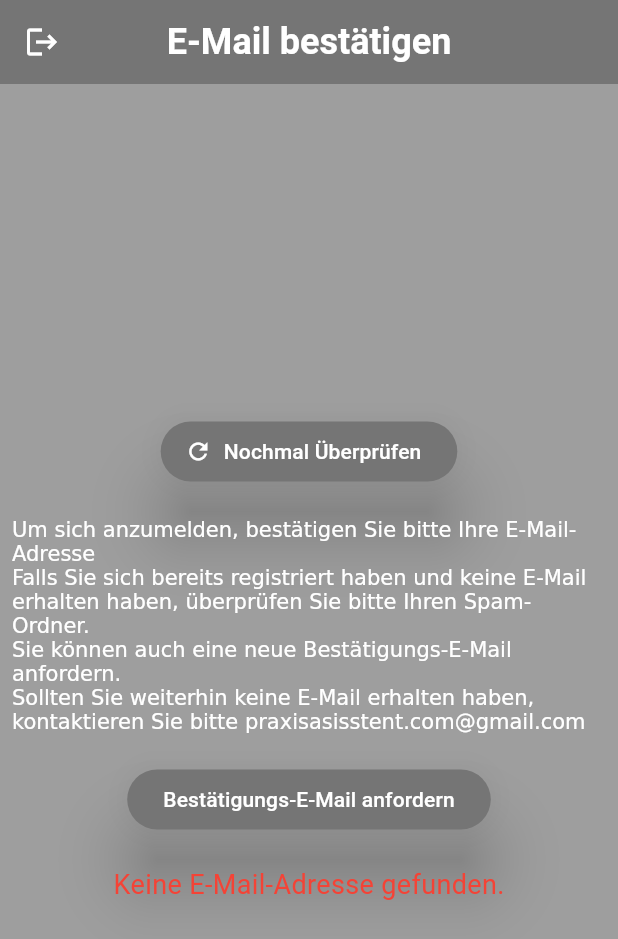
After one commit to ahmad-kalaf/praxisasisstent, a Flutter app: the VerifyEmailWidget screen opened directly, after a tap on "Bestätigungs-E-Mail anfordern", on a phone screen of 412 x 824 dp. The commit adds this screen. Shown: the top 939 px of the screen. Run offline on Flutter 3.47's test engine with Material 3 defaults, Android fonts, the phone set to English and light mode, and no system bars; our stand-ins replace firebase_auth, firebase_core; accounts and stored records are empty.

Commit message:
E-Mail-Bestätigungsfunktion implementiert und VerifyEmailWidget erstellt

```diff
--- /dev/null
+++ b/devtools_options.yaml
@@ -0,0 +1,3 @@
+description: This file stores settings for Dart & Flutter DevTools.
+documentation: https://docs.flutter.dev/tools/devtools/extensions#configure-extension-enablement-states
+extensions:
--- a/lib/services/auth_services.dart
+++ b/lib/services/auth_services.dart
@@ -7,18 +7,17 @@ class AuthServices {
 
   Stream<User?> get authStateChanges => firebaseAuth.userChanges();
 
+  Future<void> sendEmailVerification() async {
+    await currentUser?.sendEmailVerification();
+  }
+
   Future<User?> reloadCurrentUser() async {
     try {
       await currentUser?.reload();
       return currentUser;
     } on FirebaseAuthException {
-      // if (e.code == 'user-disabled' || e.code == 'user-not-found') {
-      //   // Lokale Abmeldung erzwingen
       await signOut();
       return null;
-      // } else {
-      //   rethrow; // andere Fehler weiterwerfen
-      // }
     }
   }
 
--- a/lib/widgets/account_settings_screen.dart
+++ b/lib/widgets/account_settings_screen.dart
@@ -1,8 +1,6 @@
-import 'package:firebase_auth/firebase_auth.dart';
 import 'package:flutter/material.dart';
 import 'package:flutter/services.dart';
 import 'package:praxisassistent/services/auth_services.dart';
-import 'package:praxisassistent/sub_widgets/confirm_password_dialog.dart';
 import 'package:praxisassistent/sub_widgets/sign_out_button.dart';
 import 'package:praxisassistent/utils/constants.dart';
 import 'package:provider/provider.dart';
@@ -15,7 +13,6 @@ class AccountSettingsScreen extends StatefulWidget {
 }
 
 class _AccountSettingsScreenState extends State<AccountSettingsScreen> {
-  // Gibt an, ob der Benutzer authentifiziert ist (z.B. Passwort bestätigt)
   late final AuthServices auth;
 
   @override
--- a/lib/widgets/auth_gate_widget.dart
+++ b/lib/widgets/auth_gate_widget.dart
@@ -2,6 +2,7 @@ import 'package:flutter/material.dart';
 import 'package:praxisassistent/services/auth_services.dart';
 import 'package:praxisassistent/widgets/account_settings_screen.dart';
 import 'package:praxisassistent/widgets/login_widget.dart';
+import 'package:praxisassistent/widgets/verify_email_widget.dart';
 import 'package:provider/provider.dart';
 
 class AuthGateWidget extends StatefulWidget {
@@ -33,8 +34,10 @@ class _AuthGateWidgetState extends State<AuthGateWidget> {
       builder: (context, snapshot) {
         if (snapshot.connectionState == ConnectionState.waiting) {
           return Center(child: const CircularProgressIndicator.adaptive());
-        } else if (snapshot.hasData) {
+        } else if (snapshot.hasData && auth.currentUser != null && auth.currentUser!.emailVerified) {
           return const AccountSettingsScreen();
+        } else if (snapshot.hasData && auth.currentUser != null && !auth.currentUser!.emailVerified) {
+          return const VerifyEmailWidget();
         } else {
           return const LoginWidget();
         }
--- /dev/null
+++ b/lib/widgets/verify_email_widget.dart
@@ -0,0 +1,111 @@
+import 'package:flutter/material.dart';
+import 'package:praxisassistent/services/auth_services.dart';
+import 'package:praxisassistent/sub_widgets/sign_out_button.dart';
+import 'package:provider/provider.dart';
+
+class VerifyEmailWidget extends StatefulWidget {
+  const VerifyEmailWidget({super.key});
+
+  @override
+  State<VerifyEmailWidget> createState() => _VerifyEmailWidgetState();
+}
+
+class _VerifyEmailWidgetState extends State<VerifyEmailWidget> {
+  late final AuthServices auth;
+  String _message = '';
+
+  @override
+  void initState() {
+    super.initState();
+    // aktuellen Benutzer neuladen, um änderungen (z.B. Passwortändern durch Admin über Firebase SDK zu holen)
+    auth = context.read<AuthServices>();
+    Future.microtask(() async {
+      await auth.reloadCurrentUser();
+      if (!mounted) return; // Safety check
+      setState(() {});
+    });
+  }
+
+  @override
+  Widget build(BuildContext context) {
+    return Scaffold(
+      appBar: AppBar(title: Text("E-Mail bestätigen"), leading: SignOutButton(),),
+      body: Center(
+        child: ConstrainedBox(
+          constraints: BoxConstraints(maxWidth: 600),
+          child: Padding(
+            padding: const EdgeInsets.all(8.0),
+            child: SingleChildScrollView(
+              child: Column(
+                spacing: 20.0,
+                mainAxisAlignment: MainAxisAlignment.spaceEvenly,
+                children: [
+                  ElevatedButton.icon(
+                    onPressed: () async {
+                      await auth.reloadCurrentUser();
+                      if (!mounted) return; // Safety check
+                      setState(() {});
+                    },
+                    icon: const Icon(Icons.refresh),
+                    label: const Text("Nochmal Überprüfen"),
+                  ),
+                  RichText(
+                    overflow: TextOverflow.visible,
+                    text: TextSpan(
+                      text:
+                          'Um sich anzumelden, bestätigen Sie bitte Ihre E-Mail-Adresse\n',
+                      children: [
+                        TextSpan(
+                          text:
+                              'Falls Sie sich bereits registriert haben und keine E-Mail erhalten haben, überprüfen Sie bitte Ihren Spam-Ordner.\n',
+                        ),
+                        TextSpan(
+                          text:
+                              'Sie können auch eine neue Bestätigungs-E-Mail anfordern.\n',
+                        ),
+                        TextSpan(
+                          text:
+                              'Sollten Sie weiterhin keine E-Mail erhalten haben, kontaktieren Sie bitte praxisasisstent.com@gmail.com',
+                        ),
+                      ],
+                    ),
+                  ),
+                  ElevatedButton(
+                    onPressed: () async {
+                      final email = auth.currentUser?.email;
+                      if (email != null && email.isNotEmpty) {
+                        try {
+                          await auth.sendEmailVerification();
+                          setState(() {
+                            _message =
+                                'Bestätigungs-E-Mail wurde an $email gesendet.';
+                          });
+                        } catch (e) {
+                          setState(() {
+                            _message = e.toString();
+                          });
+                        }
+                      } else {
+                        setState(() {
+                          _message = 'Keine E-Mail-Adresse gefunden.';
+                        });
+                      }
+                    },
+                    child: Text("Bestätigungs-E-Mail anfordern"),
+                  ),
+                  if (_message.isNotEmpty)
+                    Text(
+                      _message,
+                      style: TextStyle(
+                        color: Colors.red,
+                      ),
+                    ),
+                ],
+              ),
+            ),
+          ),
+        ),
+      ),
+    );
+  }
+}
```
